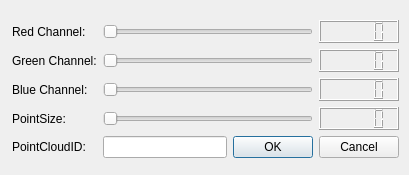
Before: the Qt Designer form HelloDialog/setpointcloudprodialog.ui in czh55/HelloDialog, drawn with Qt 5.
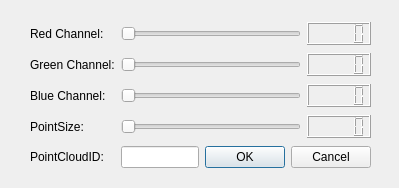
After: the same form once the commit is applied.

Patch:
```diff
--- a/HelloDialog/setpointcloudprodialog.ui
+++ b/HelloDialog/setpointcloudprodialog.ui
@@ -6,8 +6,8 @@
    <rect>
     <x>0</x>
     <y>0</y>
-    <width>409</width>
-    <height>175</height>
+    <width>399</width>
+    <height>188</height>
    </rect>
   </property>
   <property name="windowTitle">
@@ -16,13 +16,27 @@
   <widget class="QWidget" name="layoutWidget">
    <property name="geometry">
     <rect>
-     <x>12</x>
+     <x>30</x>
      <y>20</y>
-     <width>387</width>
-     <height>141</height>
+     <width>341</width>
+     <height>151</height>
     </rect>
    </property>
    <layout class="QGridLayout" name="gridLayout">
+    <item row="0" column="1">
+     <widget class="QSlider" name="rSlider">
+      <property name="orientation">
+       <enum>Qt::Horizontal</enum>
+      </property>
+     </widget>
+    </item>
+    <item row="4" column="1">
+     <widget class="QSlider" name="bSlider">
+      <property name="orientation">
+       <enum>Qt::Horizontal</enum>
+      </property>
+     </widget>
+    </item>
     <item row="0" column="0">
      <widget class="QLabel" name="label">
       <property name="text">
@@ -33,24 +47,7 @@
       </property>
      </widget>
     </item>
-    <item row="0" column="1" colspan="2">
-     <widget class="QSlider" name="rSlider">
-      <property name="maximum">
-       <number>255</number>
-      </property>
-      <property name="orientation">
-       <enum>Qt::Horizontal</enum>
-      </property>
-     </widget>
-    </item>
-    <item row="0" column="3">
-     <widget class="QLCDNumber" name="RlcdNumber">
-      <property name="frameShape">
-       <enum>QFrame::Box</enum>
-      </property>
-     </widget>
-    </item>
-    <item row="1" column="0">
+    <item row="2" column="0">
      <widget class="QLabel" name="label_2">
       <property name="text">
        <string>Green Channel:</string>
@@ -60,43 +57,14 @@
       </property>
      </widget>
     </item>
-    <item row="1" column="1" colspan="2">
-     <widget class="QSlider" name="gSlider">
-      <property name="maximum">
-       <number>255</number>
-      </property>
+    <item row="6" column="1">
+     <widget class="QSlider" name="sizeSlider">
       <property name="orientation">
        <enum>Qt::Horizontal</enum>
       </property>
      </widget>
     </item>
-    <item row="1" column="3">
-     <widget class="QLCDNumber" name="GlcdNumber"/>
-    </item>
-    <item row="2" column="0">
-     <widget class="QLabel" name="label_3">
-      <property name="text">
-       <string>Blue Channel:</string>
-      </property>
-      <property name="buddy">
-       <cstring>bSlider</cstring>
-      </property>
-     </widget>
-    </item>
-    <item row="2" column="1" colspan="2">
-     <widget class="QSlider" name="bSlider">
-      <property name="maximum">
-       <number>255</number>
-      </property>
-      <property name="orientation">
-       <enum>Qt::Horizontal</enum>
-      </property>
-     </widget>
-    </item>
-    <item row="2" column="3">
-     <widget class="QLCDNumber" name="BlcdNumber"/>
-    </item>
-    <item row="3" column="0">
+    <item row="6" column="0">
      <widget class="QLabel" name="label_4">
       <property name="text">
        <string>PointSize:</string>
@@ -106,42 +74,53 @@
       </property>
      </widget>
     </item>
-    <item row="3" column="1" colspan="2">
-     <widget class="QSlider" name="sizeSlider">
-      <property name="minimum">
-       <number>1</number>
-      </property>
-      <property name="maximum">
-       <number>15</number>
-      </property>
+    <item row="2" column="1">
+     <widget class="QSlider" name="gSlider">
       <property name="orientation">
        <enum>Qt::Horizontal</enum>
       </property>
      </widget>
     </item>
-    <item row="3" column="3">
-     <widget class="QLCDNumber" name="PointSizelcdNumber"/>
-    </item>
-    <item row="4" column="0">
+    <item row="9" column="0">
      <widget class="QLabel" name="label_5">
       <property name="text">
        <string>PointCloudID:</string>
       </property>
      </widget>
     </item>
-    <item row="4" column="1">
-     <widget class="QLineEdit" name="pointCloudID"/>
+    <item row="4" column="2">
+     <widget class="QLCDNumber" name="BlcdNumber"/>
     </item>
-    <item row="4" column="2" colspan="2">
-     <widget class="QDialogButtonBox" name="buttonBox">
-      <property name="orientation">
-       <enum>Qt::Horizontal</enum>
-      </property>
-      <property name="standardButtons">
-       <set>QDialogButtonBox::Cancel|QDialogButtonBox::Ok</set>
+    <item row="6" column="2">
+     <widget class="QLCDNumber" name="PointSizelcdNumber"/>
+    </item>
+    <item row="4" column="0">
+     <widget class="QLabel" name="label_3">
+      <property name="text">
+       <string>Blue Channel:</string>
       </property>
      </widget>
     </item>
+    <item row="0" column="2">
+     <widget class="QLCDNumber" name="RlcdNumber"/>
+    </item>
+    <item row="2" column="2">
+     <widget class="QLCDNumber" name="GlcdNumber"/>
+    </item>
+    <item row="9" column="1" colspan="2">
+     <layout class="QHBoxLayout" name="horizontalLayout">
+      <item>
+       <widget class="QLineEdit" name="pointCloudID"/>
+      </item>
+      <item>
+       <widget class="QDialogButtonBox" name="buttonBox">
+        <property name="standardButtons">
+         <set>QDialogButtonBox::Cancel|QDialogButtonBox::Ok</set>
+        </property>
+       </widget>
+      </item>
+     </layout>
+    </item>
    </layout>
   </widget>
  </widget>
```
Left out of the diff: 99 changed lines with no effect on the pictures.
